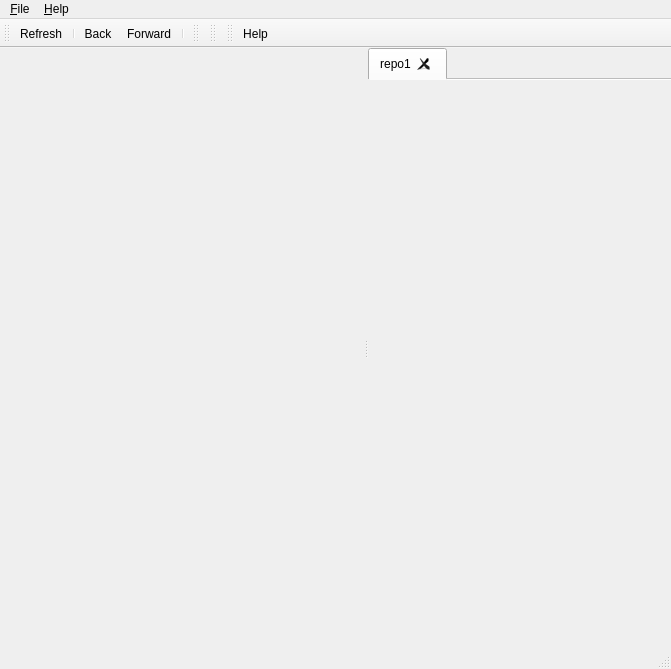
The window that tortoisehg/hgqt/workbench.ui (velorientc/git_test7) describes before a commit, drawn with Qt 5.
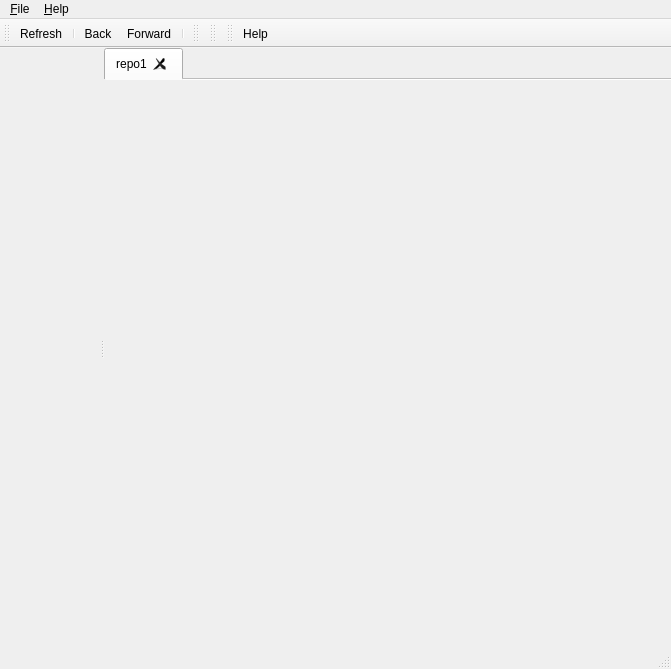
The same window after the commit. Icons and pictures are not drawn. Custom widgets are drawn as their Qt base class.

Commit message: workbench: keep position of reporegistry splitter when resizing main window

```diff
--- a/tortoisehg/hgqt/workbench.ui
+++ b/tortoisehg/hgqt/workbench.ui
@@ -30,8 +30,21 @@
       <property name="orientation">
        <enum>Qt::Horizontal</enum>
       </property>
-      <widget class="RepoRegistryView" name="reporegistry" native="true"/>
+      <widget class="RepoRegistryView" name="reporegistry" native="true">
+       <property name="sizePolicy">
+        <sizepolicy hsizetype="Preferred" vsizetype="Preferred">
+         <horstretch>0</horstretch>
+         <verstretch>0</verstretch>
+        </sizepolicy>
+       </property>
+      </widget>
       <widget class="QTabWidget" name="repoTabsWidget">
+       <property name="sizePolicy">
+        <sizepolicy hsizetype="Expanding" vsizetype="Expanding">
+         <horstretch>1</horstretch>
+         <verstretch>0</verstretch>
+        </sizepolicy>
+       </property>
        <property name="currentIndex">
         <number>0</number>
        </property>
```
The commit also changes 1 other file.
